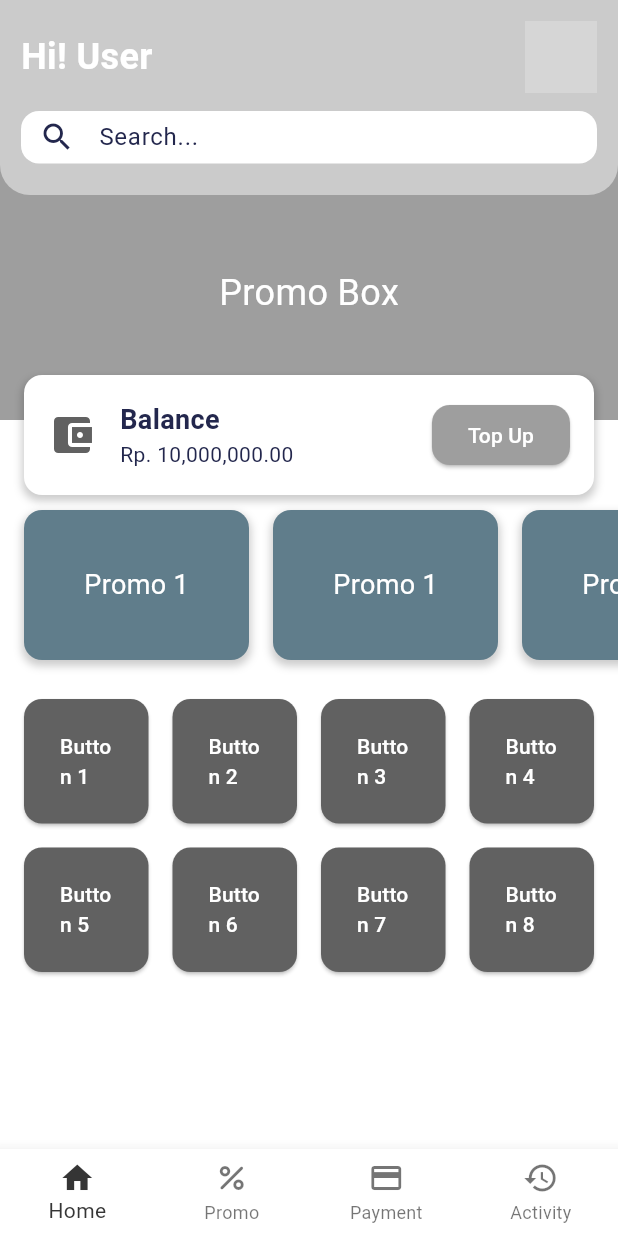
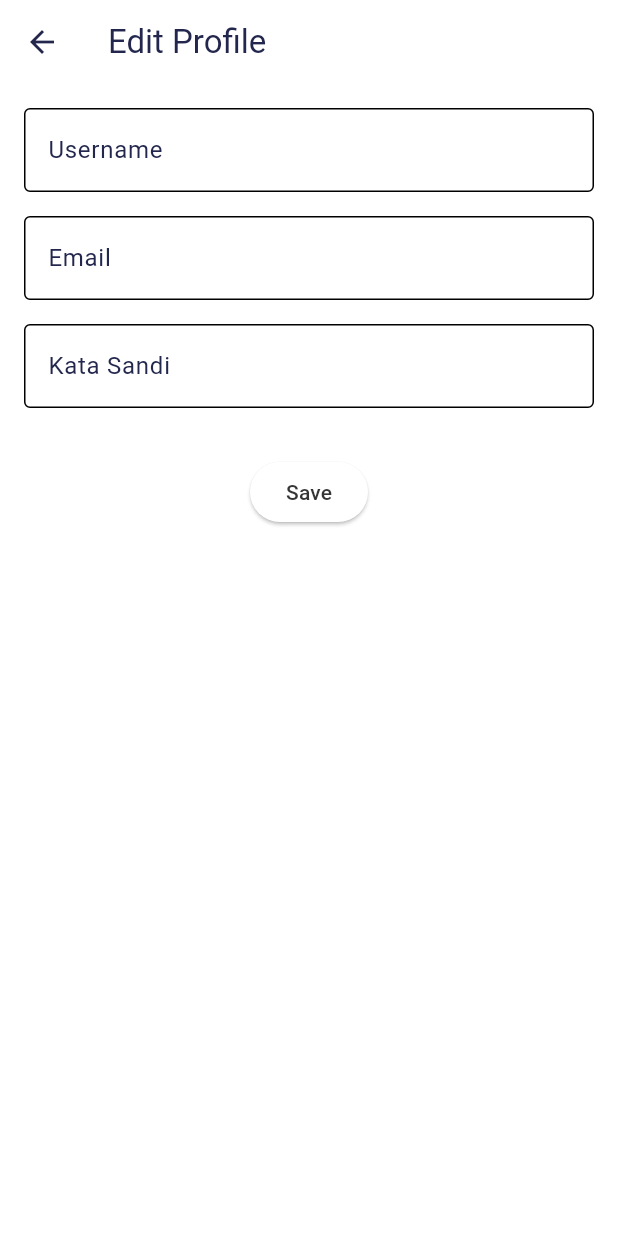
Before and after one commit to HengkyLaurencio/GoDec, a Flutter app: the Profile screen opened by its route, after a tap on "Edit Profile", on a phone screen of 412 x 824 dp. Run offline on Flutter 3.47's test engine with Material 3 defaults, Android fonts, the phone set to English and light mode, and no system bars; our stand-ins replace bloc, cloud_firestore, equatable, firebase_auth, firebase_core, flutter_bloc and 2 more; missing offline and left inert: flutter_barcode_scanner; accounts and stored records are empty; network calls fail; grey boxes are pictures that could not be loaded.

Commit message:
add edit profile and route

```diff
--- a/lib/core/router/app_router.dart
+++ b/lib/core/router/app_router.dart
@@ -7,6 +7,7 @@ import 'package:godec/features/auth/presentation/page/signup_page.dart';
 import 'package:godec/features/navigation/main_navigation.dart';
 import 'package:godec/features/order/presentation/page/front_order_page.dart';
 import 'package:godec/features/order/presentation/page/order_page.dart';
+import 'package:godec/features/profile/editprofile.dart';
 import 'package:godec/features/promo/presentation/promo_code.dart';
 import 'package:godec/features/promo/presentation/promo_desc.dart';
 import 'package:godec/features/promo/presentation/promo_list.dart';
@@ -107,6 +108,10 @@ class AppRouter {
         path: '/profile',
         builder: (context, state) => const Profile(),
       ),
+      GoRoute(
+        path: '/editprofile',
+        builder: (context, state) => const EditProfile(),
+      ),
     ],
   );
 }
--- /dev/null
+++ b/lib/features/profile/editprofile.dart
@@ -0,0 +1,63 @@
+import 'package:flutter/material.dart';
+
+class EditProfile extends StatelessWidget {
+  const EditProfile({super.key});
+
+  @override
+  Widget build(BuildContext context) {
+    return Scaffold(
+      appBar: AppBar(
+        title: const Text('Edit Profile'),
+      ),
+      body: Padding(
+        padding: const EdgeInsets.all(16.0),
+        child: Column(
+          children: [
+
+            TextFormField(
+              decoration: const InputDecoration(
+                labelText: 'Username',
+                border: OutlineInputBorder(),
+              ),
+            ),
+            const SizedBox(height: 16),
+
+
+            TextFormField(
+              decoration: const InputDecoration(
+                labelText: 'Email',
+                border: OutlineInputBorder(),
+              ),
+              keyboardType: TextInputType.emailAddress,
+            ),
+            const SizedBox(height: 16),
+
+            TextFormField(
+              decoration: const InputDecoration(
+                labelText: 'Kata Sandi',
+                border: OutlineInputBorder(),
+              ),
+              obscureText: true,
+            ),
+            const SizedBox(height: 32),
+
+            ElevatedButton(
+              onPressed: () {
+                ScaffoldMessenger.of(context).showSnackBar(
+                  const SnackBar(content: Text('Profil disimpan')),
+                );
+              },
+              child: const Text('Save'),
+            ),
+          ],
+        ),
+      ),
+    );
+  }
+}
+
+void main() {
+  runApp(const MaterialApp(
+    home: EditProfile(),
+  ));
+}
--- a/lib/features/profile/profile.dart
+++ b/lib/features/profile/profile.dart
@@ -118,7 +118,7 @@ class Profile extends StatelessWidget {
             const SizedBox(height: 20),
             const HistoryCard(
               tulisan: 'Edit Profile',
-              targetscreen: '/home',
+              targetscreen: '/Editprofile',
               icons: Icons.edit,
             ),
 
@@ -143,6 +143,13 @@ class Profile extends StatelessWidget {
               icons: Icons.history,
             ),
 
+            const SizedBox(height: 20),
+            const HistoryCard(
+              tulisan: 'LogOut',
+              targetscreen: '/auth/landing',
+              icons: Icons.logout,
+            ),
+
 
           ],
         ),
```
